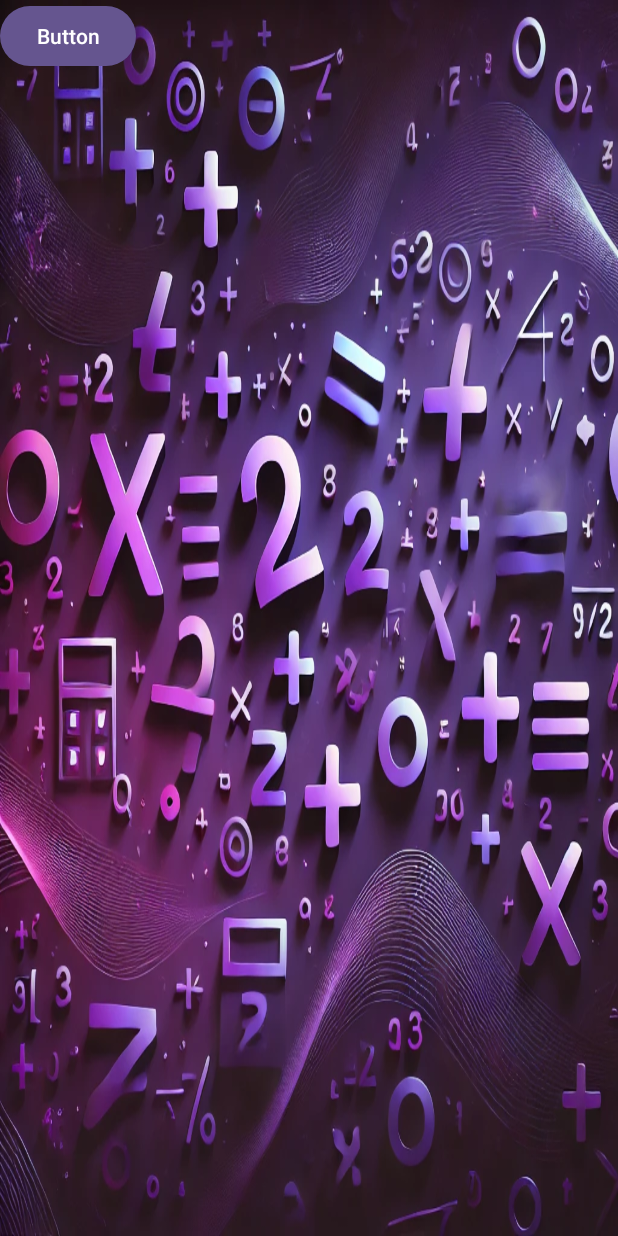
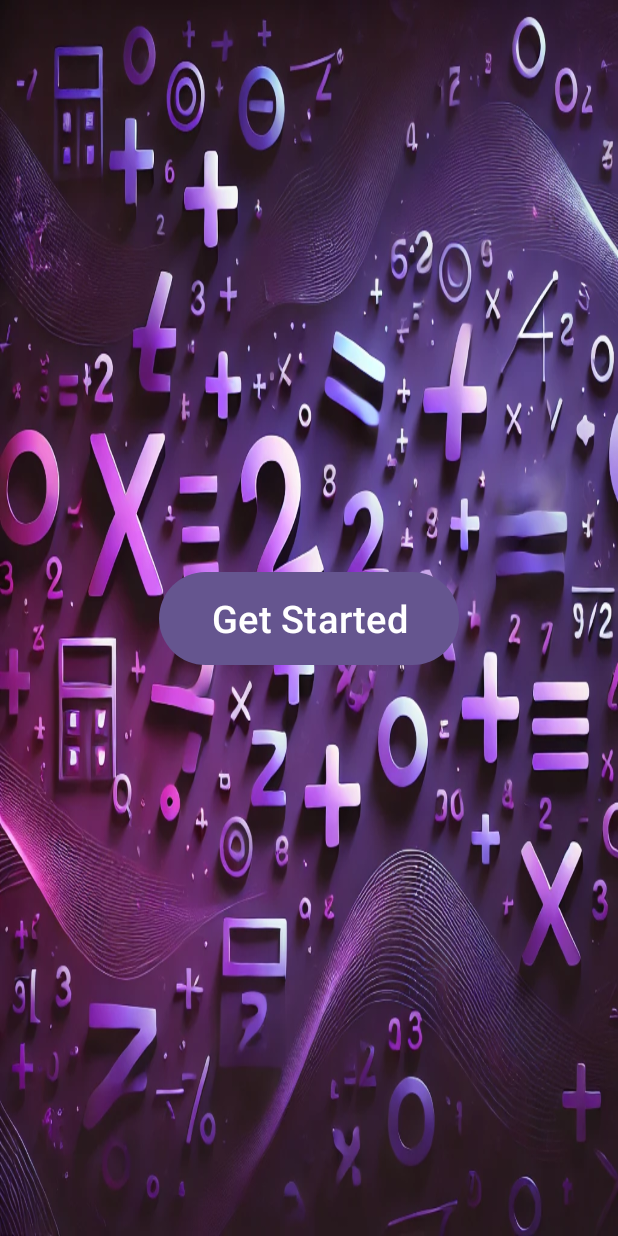
Before and after one commit to JFRashu/SimpleCalculator, an Android app: the layout activity_getstarted.xml on its own in the app's theme, with its tools: preview values and no code run, on a phone screen of 412 x 824 dp. Run offline under Robolectric (Android 15) with nearby library versions, the phone set to English and light mode, and no system bars.

Commit message:
Landscape view and getstarted event added

```diff
--- a/app/src/main/res/layout/activity_getstarted.xml
+++ b/app/src/main/res/layout/activity_getstarted.xml
@@ -5,15 +5,18 @@
     android:id="@+id/main"
     android:layout_width="match_parent"
     android:layout_height="match_parent"
-    android:background="@drawable/calculaor_background"
+    android:background="@drawable/calculator_background"
     tools:context=".GetstartedActivity">
 
 
     <Button
-        android:id="@+id/button"
-        android:layout_width="wrap_content"
-        android:layout_height="wrap_content"
-        android:text="Button"
-        tools:layout_editor_absoluteX="158dp"
-        tools:layout_editor_absoluteY="363dp" />
+        android:id="@+id/getbtn"
+        android:layout_width="200dp"
+        android:layout_height="70dp"
+        android:text="Get Started"
+        android:textSize="25sp"
+        app:layout_constraintBottom_toBottomOf="parent"
+        app:layout_constraintEnd_toEndOf="parent"
+        app:layout_constraintStart_toStartOf="parent"
+        app:layout_constraintTop_toTopOf="parent" />
 </androidx.constraintlayout.widget.ConstraintLayout>
```
Also changed, not shown: app/src/main/AndroidManifest.xml (+5 -3 lines), app/src/main/java/com/jfrashu/calculator/GetstartedActivity.kt (+9 -4 lines), app/src/main/res/layout-land/activity_main.xml (+13 -5 lines), app/src/main/res/drawable/calculator_bac.jpg (added), app/src/main/res/drawable/calculator_background.webp (renamed from app/src/main/res/drawable/calculaor_background.webp), app/src/main/res/mipmap-anydpi-v26/shortcut_calculator.jpeg (added).
